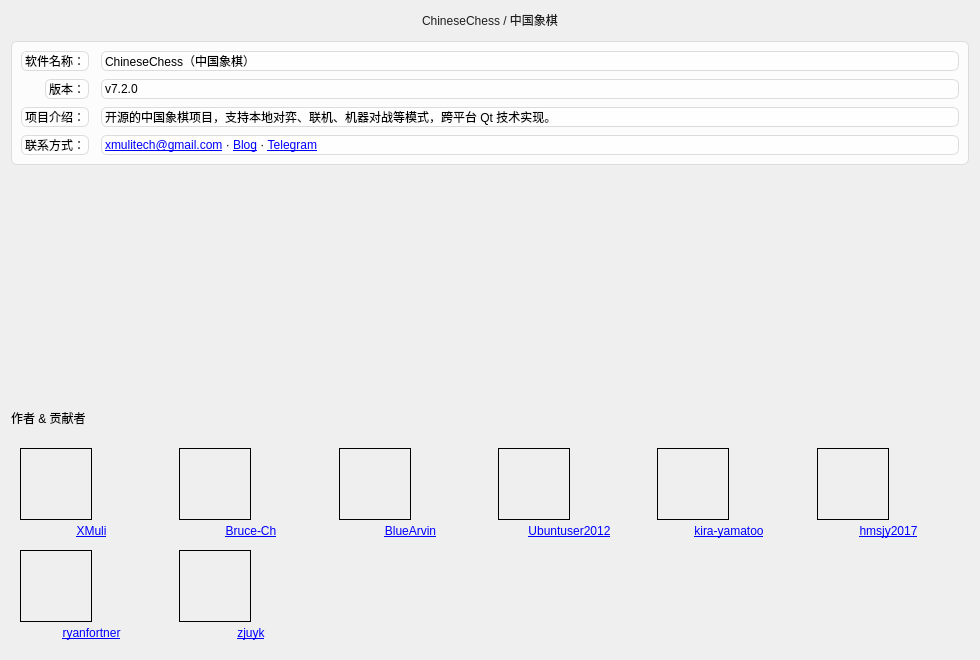
First picture: the form in AboutAuthor.ui, repository XMuli/ChineseChess, before the edit.
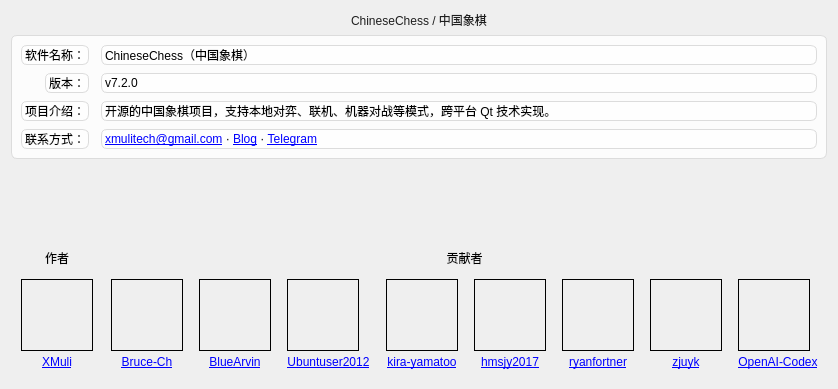
Second picture: the form after the edit. Icons and pictures are not drawn.

Diff of the .ui file:
```diff
--- a/AboutAuthor.ui
+++ b/AboutAuthor.ui
@@ -6,17 +6,14 @@
    <rect>
     <x>0</x>
     <y>0</y>
-    <width>980</width>
-    <height>660</height>
+    <width>838</width>
+    <height>389</height>
    </rect>
   </property>
   <property name="windowTitle">
    <string>关于作者</string>
   </property>
   <layout class="QVBoxLayout" name="verticalLayout">
-   <property name="spacing">
-    <number>12</number>
-   </property>
    <item>
     <widget class="QLabel" name="labelTitle">
      <property name="styleSheet">
@@ -49,7 +46,13 @@
        <number>8</number>
       </property>
       <property name="labelAlignment">
-       <set>Qt::AlignRight|Qt::AlignVCenter</set>
+       <set>Qt::AlignmentFlag::AlignRight|Qt::AlignmentFlag::AlignTrailing|Qt::AlignmentFlag::AlignVCenter</set>
+      </property>
+      <property name="horizontalSpacing">
+       <number>12</number>
+      </property>
+      <property name="verticalSpacing">
+       <number>8</number>
       </property>
       <item row="0" column="0">
        <widget class="QLabel" name="labelAppTitle">
@@ -133,24 +136,13 @@
      <property name="sizeHint" stdset="0">
       <size>
        <width>20</width>
-       <height>10</height>
+       <height>111</height>
       </size>
      </property>
     </spacer>
    </item>
    <item>
-    <widget class="QLabel" name="labelWallTitle">
-     <property name="styleSheet">
-      <string notr="true">font: 600 12pt "Segoe UI";</string>
-     </property>
-     <property name="text">
-      <string>作者 &amp; 贡献者</string>
-     </property>
-     <property name="alignment">
-      <set>Qt::AlignLeft|Qt::AlignVCenter</set>
-     </property>
-    </widget>
-   </item>
+    <layout class="QHBoxLayout" name="horizontalLayout">
    <item>
     <widget class="QWidget" name="gridWidget" native="true">
      <layout class="QGridLayout" name="gridLayout">
@@ -160,184 +152,7 @@
       <property name="verticalSpacing">
        <number>12</number>
       </property>
-      <item row="0" column="0">
-       <widget class="QWidget" name="cardXmuli" native="true">
-        <layout class="QVBoxLayout" name="verticalLayout_2">
-         <property name="spacing">
-          <number>4</number>
-         </property>
-         <property name="leftMargin">
-          <number>0</number>
-         </property>
-         <property name="topMargin">
-          <number>0</number>
-         </property>
-         <property name="rightMargin">
-          <number>0</number>
-         </property>
-         <property name="bottomMargin">
-          <number>0</number>
-         </property>
-         <item>
-          <widget class="QLabel" name="avatarXmuli">
-           <property name="minimumSize">
-            <size>
-             <width>72</width>
-             <height>72</height>
-            </size>
-           </property>
-           <property name="maximumSize">
-            <size>
-             <width>72</width>
-             <height>72</height>
-            </size>
-           </property>
-           <property name="pixmap">
-            <pixmap resource="resources/res.qrc">:/images/5abc.png</pixmap>
-           </property>
-           <property name="scaledContents">
-            <bool>true</bool>
-           </property>
-           <property name="frameShape">
-            <enum>QFrame::Box</enum>
-           </property>
-          </widget>
-         </item>
-         <item>
-          <widget class="QLabel" name="nameXmuli">
-           <property name="text">
-            <string>&lt;a href=&quot;https://github.com/XMuli&quot;&gt;XMuli&lt;/a&gt;</string>
-           </property>
-           <property name="alignment">
-            <set>Qt::AlignCenter</set>
-           </property>
-           <property name="openExternalLinks">
-            <bool>true</bool>
-           </property>
-          </widget>
-         </item>
-        </layout>
-       </widget>
-      </item>
-      <item row="0" column="1">
-       <widget class="QWidget" name="cardBruce" native="true">
-        <layout class="QVBoxLayout" name="verticalLayout_3">
-         <property name="spacing">
-          <number>4</number>
-         </property>
-         <property name="leftMargin">
-          <number>0</number>
-         </property>
-         <property name="topMargin">
-          <number>0</number>
-         </property>
-         <property name="rightMargin">
-          <number>0</number>
-         </property>
-         <property name="bottomMargin">
-          <number>0</number>
-         </property>
-         <item>
-          <widget class="QLabel" name="avatarBruce">
-           <property name="minimumSize">
-            <size>
-             <width>72</width>
-             <height>72</height>
-            </size>
-           </property>
-           <property name="maximumSize">
-            <size>
-             <width>72</width>
-             <height>72</height>
-            </size>
-           </property>
-           <property name="pixmap">
-            <pixmap resource="resources/res.qrc">:/images/b.jpg</pixmap>
-           </property>
-           <property name="scaledContents">
-            <bool>true</bool>
-           </property>
-           <property name="frameShape">
-            <enum>QFrame::Box</enum>
-           </property>
-          </widget>
-         </item>
-         <item>
-          <widget class="QLabel" name="nameBruce">
-           <property name="text">
-            <string>&lt;a href=&quot;https://github.com/Bruce-Ch&quot;&gt;Bruce-Ch&lt;/a&gt;</string>
-           </property>
-           <property name="alignment">
-            <set>Qt::AlignCenter</set>
-           </property>
-           <property name="openExternalLinks">
-            <bool>true</bool>
-           </property>
-          </widget>
-         </item>
-        </layout>
-       </widget>
-      </item>
-      <item row="0" column="2">
-       <widget class="QWidget" name="cardBlueArvin" native="true">
-        <layout class="QVBoxLayout" name="verticalLayout_4">
-         <property name="spacing">
-          <number>4</number>
-         </property>
-         <property name="leftMargin">
-          <number>0</number>
-         </property>
-         <property name="topMargin">
-          <number>0</number>
-         </property>
-         <property name="rightMargin">
-          <number>0</number>
-         </property>
-         <property name="bottomMargin">
-          <number>0</number>
-         </property>
-         <item>
-          <widget class="QLabel" name="avatarBlueArvin">
-           <property name="minimumSize">
-            <size>
-             <width>72</width>
-             <height>72</height>
-            </size>
-           </property>
-           <property name="maximumSize">
-            <size>
-             <width>72</width>
-             <height>72</height>
-            </size>
-           </property>
-           <property name="pixmap">
-            <pixmap resource="resources/res.qrc">:/images/win.jpg</pixmap>
-           </property>
-           <property name="scaledContents">
-            <bool>true</bool>
-           </property>
-           <property name="frameShape">
-            <enum>QFrame::Box</enum>
-           </property>
-          </widget>
-         </item>
-         <item>
-          <widget class="QLabel" name="nameBlueArvin">
-           <property name="text">
-            <string>&lt;a href=&quot;https://github.com/BlueArvin&quot;&gt;BlueArvin&lt;/a&gt;</string>
-           </property>
-           <property name="alignment">
-            <set>Qt::AlignCenter</set>
-           </property>
-           <property name="openExternalLinks">
-            <bool>true</bool>
-           </property>
-          </widget>
-         </item>
-        </layout>
-       </widget>
-      </item>
-      <item row="0" column="3">
+        <item row="1" column="5">
        <widget class="QWidget" name="cardUbuntuser" native="true">
         <layout class="QVBoxLayout" name="verticalLayout_5">
          <property name="spacing">
@@ -396,7 +211,7 @@
         </layout>
        </widget>
       </item>
-      <item row="0" column="4">
+        <item row="1" column="6">
        <widget class="QWidget" name="cardKira" native="true">
         <layout class="QVBoxLayout" name="verticalLayout_6">
          <property name="spacing">
@@ -455,66 +270,7 @@
         </layout>
        </widget>
       </item>
-      <item row="0" column="5">
-       <widget class="QWidget" name="cardHmsjy" native="true">
-        <layout class="QVBoxLayout" name="verticalLayout_7">
-         <property name="spacing">
-          <number>4</number>
-         </property>
-         <property name="leftMargin">
-          <number>0</number>
-         </property>
-         <property name="topMargin">
-          <number>0</number>
-         </property>
-         <property name="rightMargin">
-          <number>0</number>
-         </property>
-         <property name="bottomMargin">
-          <number>0</number>
-         </property>
-         <item>
-          <widget class="QLabel" name="avatarHmsjy">
-           <property name="minimumSize">
-            <size>
-             <width>72</width>
-             <height>72</height>
-            </size>
-           </property>
-           <property name="maximumSize">
-            <size>
-             <width>72</width>
-             <height>72</height>
-            </size>
-           </property>
-           <property name="pixmap">
-            <pixmap resource="resources/res.qrc">:/images/b.jpg</pixmap>
-           </property>
-           <property name="scaledContents">
-            <bool>true</bool>
-           </property>
-           <property name="frameShape">
-            <enum>QFrame::Box</enum>
-           </property>
-          </widget>
-         </item>
-         <item>
-          <widget class="QLabel" name="nameHmsjy">
-           <property name="text">
-            <string>&lt;a href=&quot;https://github.com/hmsjy2017&quot;&gt;hmsjy2017&lt;/a&gt;</string>
-           </property>
-           <property name="alignment">
-            <set>Qt::AlignCenter</set>
-           </property>
-           <property name="openExternalLinks">
-            <bool>true</bool>
-           </property>
-          </widget>
-         </item>
-        </layout>
-       </widget>
-      </item>
-      <item row="1" column="0">
+        <item row="1" column="8">
        <widget class="QWidget" name="cardRyan" native="true">
         <layout class="QVBoxLayout" name="verticalLayout_8">
          <property name="spacing">
@@ -573,7 +329,151 @@
         </layout>
        </widget>
       </item>
-      <item row="1" column="1">
+        <item row="1" column="4">
+         <widget class="QWidget" name="cardBlueArvin" native="true">
+          <layout class="QVBoxLayout" name="verticalLayout_4">
+           <property name="spacing">
+            <number>4</number>
+           </property>
+           <property name="leftMargin">
+            <number>0</number>
+           </property>
+           <property name="topMargin">
+            <number>0</number>
+           </property>
+           <property name="rightMargin">
+            <number>0</number>
+           </property>
+           <property name="bottomMargin">
+            <number>0</number>
+           </property>
+           <item>
+            <widget class="QLabel" name="avatarBlueArvin">
+             <property name="minimumSize">
+              <size>
+               <width>72</width>
+               <height>72</height>
+              </size>
+             </property>
+             <property name="maximumSize">
+              <size>
+               <width>72</width>
+               <height>72</height>
+              </size>
+             </property>
+             <property name="frameShape">
+              <enum>QFrame::Shape::Box</enum>
+             </property>
+             <property name="pixmap">
+              <pixmap resource="resources/res.qrc">:/images/contributor/BlueArvin.png</pixmap>
+             </property>
+             <property name="scaledContents">
+              <bool>true</bool>
+             </property>
+            </widget>
+           </item>
+           <item>
+            <widget class="QLabel" name="nameBlueArvin">
+             <property name="text">
+              <string>&lt;a href=&quot;https://github.com/BlueArvin&quot;&gt;BlueArvin&lt;/a&gt;</string>
+             </property>
+             <property name="alignment">
+              <set>Qt::AlignmentFlag::AlignCenter</set>
+             </property>
+             <property name="openExternalLinks">
+              <bool>true</bool>
+             </property>
+            </widget>
+           </item>
+          </layout>
+         </widget>
+        </item>
+        <item row="1" column="2">
+         <spacer name="horizontalSpacer">
+          <property name="orientation">
+           <enum>Qt::Orientation::Horizontal</enum>
+          </property>
+          <property name="sizeHint" stdset="0">
+           <size>
+            <width>40</width>
+            <height>20</height>
+           </size>
+          </property>
+         </spacer>
+        </item>
+        <item row="1" column="3">
+         <widget class="QWidget" name="cardBruce" native="true">
+          <layout class="QVBoxLayout" name="verticalLayout_3">
+           <property name="spacing">
+            <number>4</number>
+           </property>
+           <property name="leftMargin">
+            <number>0</number>
+           </property>
+           <property name="topMargin">
+            <number>0</number>
+           </property>
+           <property name="rightMargin">
+            <number>0</number>
+           </property>
+           <property name="bottomMargin">
+            <number>0</number>
+           </property>
+           <item>
+            <widget class="QLabel" name="avatarBruce">
+             <property name="minimumSize">
+              <size>
+               <width>72</width>
+               <height>72</height>
+              </size>
+             </property>
+             <property name="maximumSize">
+              <size>
+               <width>72</width>
+               <height>72</height>
+              </size>
+             </property>
+             <property name="frameShape">
+              <enum>QFrame::Shape::Box</enum>
+             </property>
+             <property name="pixmap">
+              <pixmap resource="resources/res.qrc">:/images/contributor/Bruce-Ch.png</pixmap>
+             </property>
+             <property name="scaledContents">
+              <bool>true</bool>
+             </property>
+            </widget>
+           </item>
+           <item>
+            <widget class="QLabel" name="nameBruce">
+             <property name="text">
+              <string>&lt;a href=&quot;https://github.com/Bruce-Ch&quot;&gt;Bruce-Ch&lt;/a&gt;</string>
+             </property>
+             <property name="alignment">
+              <set>Qt::AlignmentFlag::AlignCenter</set>
+             </property>
+             <property name="openExternalLinks">
+              <bool>true</bool>
+             </property>
+            </widget>
+           </item>
+          </layout>
+         </widget>
+        </item>
+        <item row="0" column="3" colspan="8">
+         <widget class="QLabel" name="labelWallTitle_2">
+          <property name="styleSheet">
+           <string notr="true">font: 600 12pt &quot;Segoe UI&quot;;</string>
+          </property>
+          <property name="text">
+           <string>贡献者</string>
+          </property>
+          <property name="alignment">
+           <set>Qt::AlignmentFlag::AlignCenter</set>
+          </property>
+         </widget>
+        </item>
+        <item row="1" column="9">
        <widget class="QWidget" name="cardZjuyk" native="true">
         <layout class="QVBoxLayout" name="verticalLayout_9">
          <property name="spacing">
@@ -632,8 +532,226 @@
         </layout>
        </widget>
       </item>
-     </layout>
-    </widget>
+        <item row="0" column="1">
+         <widget class="QLabel" name="labelWallTitle">
+          <property name="styleSheet">
+           <string notr="true">font: 600 12pt &quot;Segoe UI&quot;;</string>
+          </property>
+          <property name="text">
+           <string>作者</string>
+          </property>
+          <property name="alignment">
+           <set>Qt::AlignmentFlag::AlignCenter</set>
+          </property>
+         </widget>
+        </item>
+        <item row="1" column="7">
+         <widget class="QWidget" name="cardHmsjy" native="true">
+          <layout class="QVBoxLayout" name="verticalLayout_7">
+           <property name="spacing">
+            <number>4</number>
+           </property>
+           <property name="leftMargin">
+            <number>0</number>
+           </property>
+           <property name="topMargin">
+            <number>0</number>
+           </property>
+           <property name="rightMargin">
+            <number>0</number>
+           </property>
+           <property name="bottomMargin">
+            <number>0</number>
+           </property>
+           <item>
+            <widget class="QLabel" name="avatarHmsjy">
+             <property name="minimumSize">
+              <size>
+               <width>72</width>
+               <height>72</height>
+              </size>
+             </property>
+             <property name="maximumSize">
+              <size>
+               <width>72</width>
+               <height>72</height>
+              </size>
+             </property>
+             <property name="frameShape">
+              <enum>QFrame::Shape::Box</enum>
+             </property>
+             <property name="pixmap">
+              <pixmap resource="resources/res.qrc">:/images/contributor/hmsjy2017.png</pixmap>
+             </property>
+             <property name="scaledContents">
+              <bool>true</bool>
+             </property>
+            </widget>
+           </item>
+           <item>
+            <widget class="QLabel" name="nameHmsjy">
+             <property name="text">
+              <string>&lt;a href=&quot;https://github.com/hmsjy2017&quot;&gt;hmsjy2017&lt;/a&gt;</string>
+             </property>
+             <property name="alignment">
+              <set>Qt::AlignmentFlag::AlignCenter</set>
+             </property>
+             <property name="openExternalLinks">
+              <bool>true</bool>
+             </property>
+            </widget>
+           </item>
+          </layout>
+         </widget>
+        </item>
+        <item row="1" column="1">
+         <widget class="QWidget" name="cardXmuli" native="true">
+          <layout class="QVBoxLayout" name="verticalLayout_2">
+           <property name="spacing">
+            <number>4</number>
+           </property>
+           <property name="leftMargin">
+            <number>0</number>
+           </property>
+           <property name="topMargin">
+            <number>0</number>
+           </property>
+           <property name="rightMargin">
+            <number>0</number>
+           </property>
+           <property name="bottomMargin">
+            <number>0</number>
+           </property>
+           <item>
+            <widget class="QLabel" name="avatarXmuli">
+             <property name="minimumSize">
+              <size>
+               <width>72</width>
+               <height>72</height>
+              </size>
+             </property>
+             <property name="maximumSize">
+              <size>
+               <width>72</width>
+               <height>72</height>
+              </size>
+             </property>
+             <property name="frameShape">
+              <enum>QFrame::Shape::Box</enum>
+             </property>
+             <property name="pixmap">
+              <pixmap resource="resources/res.qrc">:/images/contributor/XMuli.png</pixmap>
+             </property>
+             <property name="scaledContents">
+              <bool>true</bool>
+             </property>
+            </widget>
+           </item>
+           <item>
+            <widget class="QLabel" name="nameXmuli">
+             <property name="text">
+              <string>&lt;a href=&quot;https://github.com/XMuli&quot;&gt;XMuli&lt;/a&gt;</string>
+             </property>
+             <property name="alignment">
+              <set>Qt::AlignmentFlag::AlignCenter</set>
+             </property>
+             <property name="openExternalLinks">
+              <bool>true</bool>
+             </property>
+            </widget>
+           </item>
+          </layout>
+         </widget>
+        </item>
+        <item row="1" column="10">
+         <widget class="QWidget" name="cardZjuyk_2" native="true">
+          <layout class="QVBoxLayout" name="verticalLayout_11">
+           <property name="spacing">
+            <number>4</number>
+           </property>
+           <property name="leftMargin">
+            <number>0</number>
+           </property>
+           <property name="topMargin">
+            <number>0</number>
+           </property>
+           <property name="rightMargin">
+            <number>0</number>
+           </property>
+           <property name="bottomMargin">
+            <number>0</number>
+           </property>
+           <item>
+            <widget class="QLabel" name="avatarZjuyk_3">
+             <property name="minimumSize">
+              <size>
+               <width>72</width>
+               <height>72</height>
+              </size>
+             </property>
+             <property name="maximumSize">
+              <size>
+               <width>72</width>
+               <height>72</height>
+              </size>
+             </property>
+             <property name="frameShape">
+              <enum>QFrame::Shape::Box</enum>
+             </property>
+             <property name="pixmap">
+              <pixmap resource="resources/res.qrc">:/images/contributor/OpenAI-Codex.png</pixmap>
+             </property>
+             <property name="scaledContents">
+              <bool>true</bool>
+             </property>
+            </widget>
+           </item>
+           <item>
+            <widget class="QLabel" name="nameZjuyk_3">
+             <property name="text">
+              <string>&lt;a href=&quot;https://openai.com/codex/&quot;&gt;OpenAI-Codex&lt;/a&gt;</string>
+             </property>
+             <property name="alignment">
+              <set>Qt::AlignmentFlag::AlignCenter</set>
+             </property>
+             <property name="openExternalLinks">
+              <bool>true</bool>
+             </property>
+            </widget>
+           </item>
+          </layout>
+         </widget>
+        </item>
+        <item row="1" column="0">
+         <spacer name="horizontalSpacer_3">
+          <property name="orientation">
+           <enum>Qt::Orientation::Horizontal</enum>
+          </property>
+          <property name="sizeHint" stdset="0">
+           <size>
+            <width>40</width>
+            <height>20</height>
+           </size>
+          </property>
+         </spacer>
+        </item>
+       </layout>
+      </widget>
+     </item>
+     <item>
+      <spacer name="horizontalSpacer_2">
+       <property name="orientation">
+        <enum>Qt::Orientation::Horizontal</enum>
+       </property>
+       <property name="sizeHint" stdset="0">
+        <size>
+         <width>40</width>
+         <height>20</height>
+        </size>
+       </property>
+      </spacer>
+     </item>
+    </layout>
    </item>
   </layout>
  </widget>
```
Left out of the diff: 66 changed lines with no effect on the pictures. Lines whose indentation alone changed are shown as unchanged.
